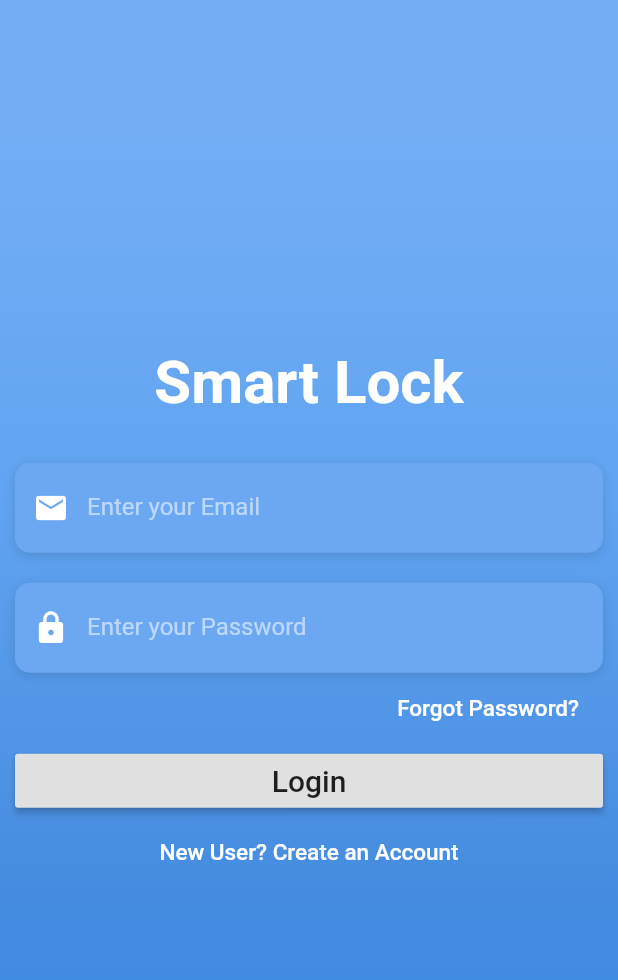
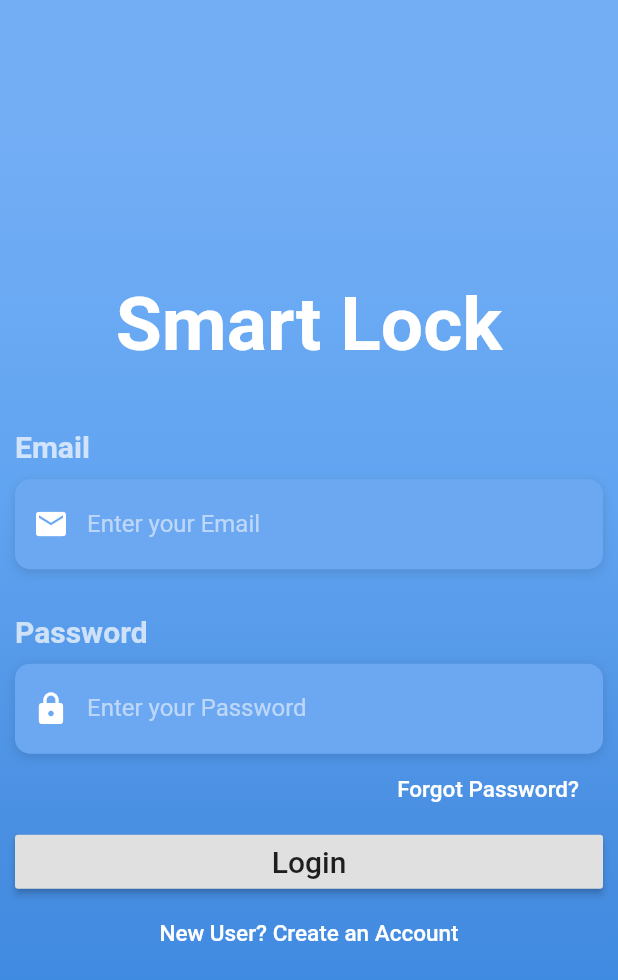
Before and after one commit to raj-vora/Smart-Locking-Flutter, a Flutter app: the screen it shows after launch, on a phone screen of 412 x 824 dp. Shown: the top 980 px of the screen. Run offline on Flutter 3.47's test engine with Material 2 defaults, Android fonts, the phone set to English and light mode, and no system bars; our stand-ins replace cloud_firestore, firebase_auth, fluttertoast, local_auth, permission_handler; missing offline and left inert: chirp_flutter, imei_plugin; accounts and stored records are empty; Roboto replaces fonts that are missing (OpenSans).

Commit message:
UI revamp

```diff
--- a/lib/root_page.dart
+++ b/lib/root_page.dart
@@ -2,7 +2,7 @@ import 'package:flutter/material.dart';
 import 'package:smart_lock/constants/auth.dart';
 import 'package:smart_lock/screens/home_page.dart';
 import 'package:smart_lock/screens/login_page.dart';
-import 'package:smart_lock/screens/registration.dart';
+import 'package:smart_lock/screens/registration_page.dart';
 
 class RootPage extends StatefulWidget {
   RootPage({this.auth});
--- a/lib/screens/login_page.dart
+++ b/lib/screens/login_page.dart
@@ -72,16 +72,18 @@ class _LoginPageState extends State<LoginPage> {
           child: Stack(
             children: <Widget>[
               Container(
-                height: double.infinity,
-                width: double.infinity,
                 decoration: kBackground,
-                padding: EdgeInsets.all(10.0),
+                padding: EdgeInsets.only(left: 10.0,right: 10.0,top: 10.0),
                 child: Form(
                   key: formKey,
-                  child: Column(
-                    mainAxisAlignment: MainAxisAlignment.center,
-                    crossAxisAlignment: CrossAxisAlignment.stretch,
-                    children: logo() + buildInputs() + buildSubmitButtons()
+                  child: Center(
+                    child: SingleChildScrollView(
+                      child: Column(
+                        mainAxisAlignment: MainAxisAlignment.center,
+                        crossAxisAlignment: CrossAxisAlignment.stretch,
+                        children: logo() + buildInputs() + buildSubmitButtons()
+                      ),
+                    ),
                   ),
                 ),
               ),
@@ -102,11 +104,10 @@ class _LoginPageState extends State<LoginPage> {
         style: TextStyle(
           color: Colors.white,
           fontFamily: 'OpenSans',
-          fontSize: 40.0,
+          fontSize: 50.0,
           fontWeight: FontWeight.bold,
         ),
       ),
-      SizedBox(height: 10.0),
       ],
     ),
     ];
@@ -114,10 +115,19 @@ class _LoginPageState extends State<LoginPage> {
 
   List<Widget> buildInputs() {
     return[
-      SizedBox(height: 20.0,),
+      SizedBox(height: 40.0,),
       Column(
       crossAxisAlignment: CrossAxisAlignment.start,
       children: <Widget>[
+        Text(
+          'Email',
+          style: TextStyle(
+            fontSize: 20.0,
+            color: Colors.white70,
+            fontWeight: FontWeight.bold,
+          ),
+        ),
+        SizedBox(height: 10.0,),
         Container(
           alignment: Alignment.centerLeft,
           decoration: kBoxDecorationStyle,
@@ -144,10 +154,19 @@ class _LoginPageState extends State<LoginPage> {
         ),
       ],
     ),
-    SizedBox(height: 20.0,),
+    SizedBox(height: 30.0,),
     Column(
       crossAxisAlignment: CrossAxisAlignment.start,
       children: <Widget>[
+        Text(
+          'Password',
+          style: TextStyle(
+            fontSize: 20.0,
+            color: Colors.white70,
+            fontWeight: FontWeight.bold,
+          ),
+        ),
+        SizedBox(height: 10.0,),
         Container(
           alignment: Alignment.centerLeft,
           decoration: kBoxDecorationStyle,
```
Also changed, not shown: lib/constants/auth.dart (+11 -4 lines), lib/screens/home_page.dart (+94 -43 lines), lib/screens/registration_page.dart (renamed from lib/screens/registration.dart, +37 -3 lines), 2 other files.
